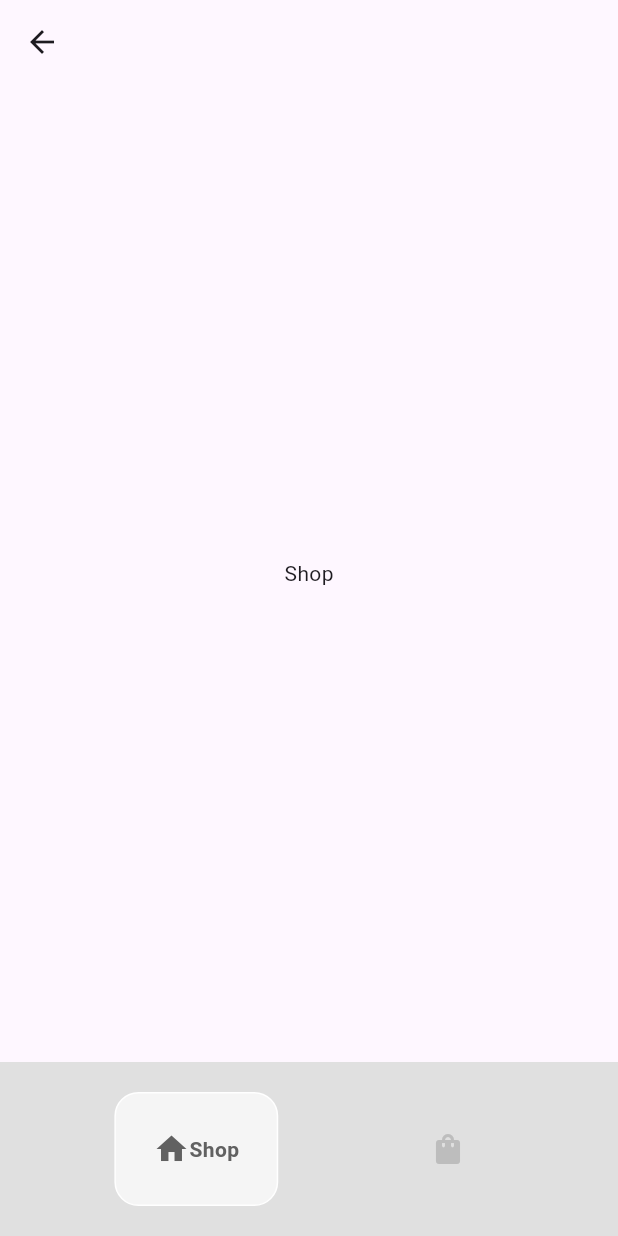
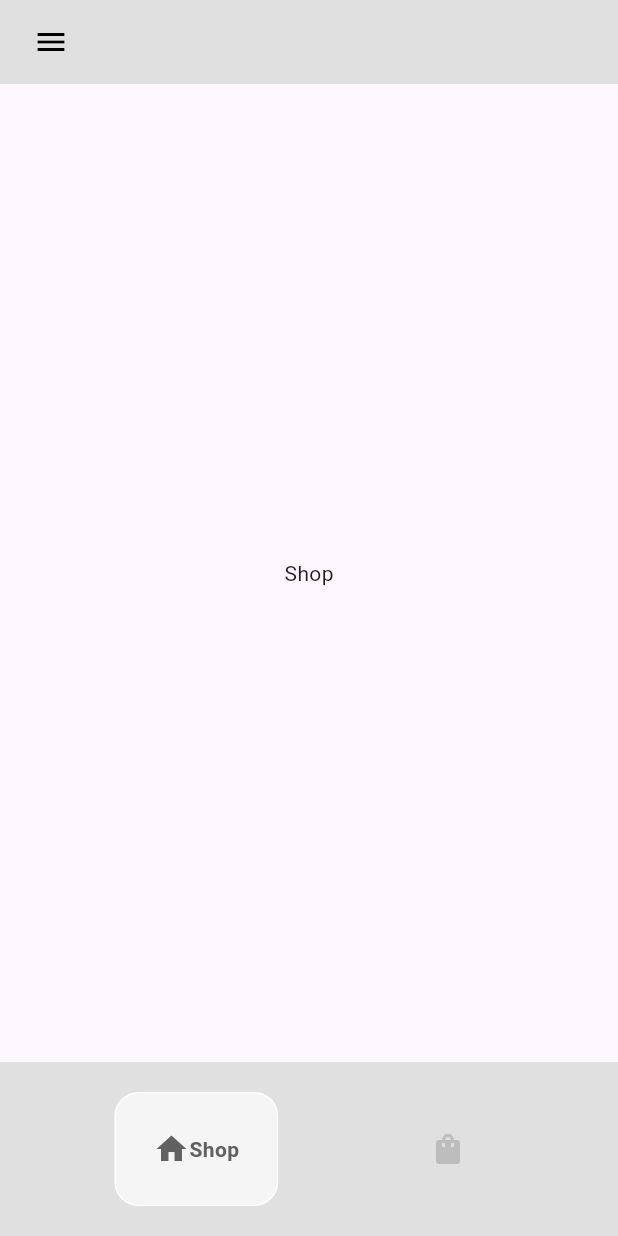
Before and after one commit to DieCau/flutter-sneaker-shop, a Flutter app: the HomePage screen opened directly, on a phone screen of 412 x 824 dp. Run offline on Flutter 3.47's test engine with Material 3 defaults, Android fonts, the phone set to English and light mode, and no system bars; drawn by our look-alikes of google_nav_bar.

Commit message:
Drawer in Home Page added

```diff
--- a/lib/components/bottom_nav_bar.dart
+++ b/lib/components/bottom_nav_bar.dart
@@ -1,6 +1,7 @@
 import 'package:flutter/material.dart';
 import 'package:google_nav_bar/google_nav_bar.dart';
 
+// ignore: must_be_immutable
 class BottomNavBar extends StatelessWidget {
 
   void Function(int) onTabChange;
@@ -14,6 +15,7 @@ class BottomNavBar extends StatelessWidget {
   Widget build(BuildContext context) {
     return Padding(
       padding: const EdgeInsets.symmetric(vertical: 20),
+      // ignore: avoid_unnecessary_containers
       child: Container(
         child: GNav(
           color: Colors.grey[400],
--- a/lib/pages/home_page.dart
+++ b/lib/pages/home_page.dart
@@ -28,7 +28,65 @@ class _HomePageState extends State<HomePage> {
   @override
   Widget build(BuildContext context) {
     return Scaffold(
-      appBar: AppBar(),
+      appBar: AppBar(
+        backgroundColor: Colors.transparent,
+        elevation: 0,
+        leading: Builder(
+          builder: (context) =>  IconButton(
+              icon: const Padding(
+                padding: EdgeInsets.only(left: 12.0),
+                child: Icon(Icons.menu),
+              ),
+              color: Colors.black,
+              onPressed: () {
+                Scaffold.of(context).openDrawer();
+              },
+            ),
+          )
+      ),
+      drawer: Drawer(
+        backgroundColor: Colors.grey[900],
+        child: Column(
+          mainAxisAlignment: MainAxisAlignment.spaceBetween,
+          children: [
+            Column(
+              children: [
+                DrawerHeader(
+              child: Image.asset(
+                'assets/images/logo.png',
+                color: Colors.white,
+              )
+            ),
+            Padding(
+              padding: const EdgeInsets.symmetric(horizontal: 25.0),
+              child: Divider(color: Colors.grey[900],),
+            ),
+            const Padding(
+              padding: EdgeInsets.only(left: 20.0),
+              child: ListTile(
+                leading: Icon(Icons.home, color: Colors.white,),
+                title: Text('Home', style: TextStyle(color: Colors.white),),
+              ),
+            ),
+            const Padding(
+              padding: EdgeInsets.only(left: 20.0),
+              child: ListTile(
+                leading: Icon(Icons.info, color: Colors.white,),
+                title: Text('About', style: TextStyle(color: Colors.white),),
+              ),
+            ),
+              ],
+            ),
+            const Padding(
+              padding: EdgeInsets.only(left: 20.0, bottom: 25.0),
+              child: ListTile(
+                leading: Icon(Icons.logout, color: Colors.white,),
+                title: Text('Logout', style: TextStyle(color: Colors.white),),
+              ),
+            ),
+          ],
+        ),
+      ),
       backgroundColor: Colors.grey[300],
       bottomNavigationBar: BottomNavBar(
         onTabChange: (index) => navigateBottomBar(index),
```
Also changed, not shown: assets/images/logo.png.
